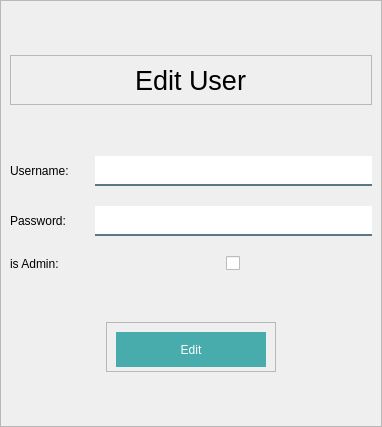
ali7haider/Pulmonary-Artery-Balloon-Angioplasty_PyQT, file UIs/editUser.ui: the form before one commit.
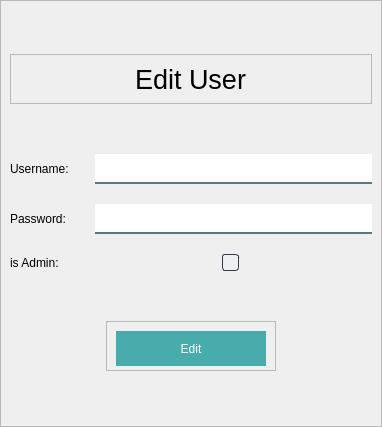
The form after the commit. Icons and pictures are not drawn.

Commit message: Update the Checkbox design

```diff
--- a/UIs/editUser.ui
+++ b/UIs/editUser.ui
@@ -61,6 +61,26 @@
    </property>
    <item>
     <widget class="QFrame" name="frame">
+     <property name="styleSheet">
+      <string notr="true"> QCheckBox::indicator {
+    border: 1px solid rgb(52, 59, 72);
+	width: 15px;
+	height: 15px;
+	border-radius: 3px;
+}
+QCheckBox::indicator:hover {
+    background-color: rgba(100, 150, 200, 0.2); /* Add a light background on hover */
+}
+QCheckBox::indicator:unchecked {
+    border: 1px solid rgb(52, 59, 72);
+}
+
+QCheckBox::indicator:checked {
+    background-color:#48ACAc;
+    border: 1px solid rgb(0, 200, 100); /* Color when checked */
+	background-image: url(:/images/images/cil-check-alt.png);
+}</string>
+     </property>
      <property name="frameShape">
       <enum>QFrame::StyledPanel</enum>
      </property>
```
Left out of the diff: 4 changed lines with no effect on the pictures. The commit also changes 3 other files.
